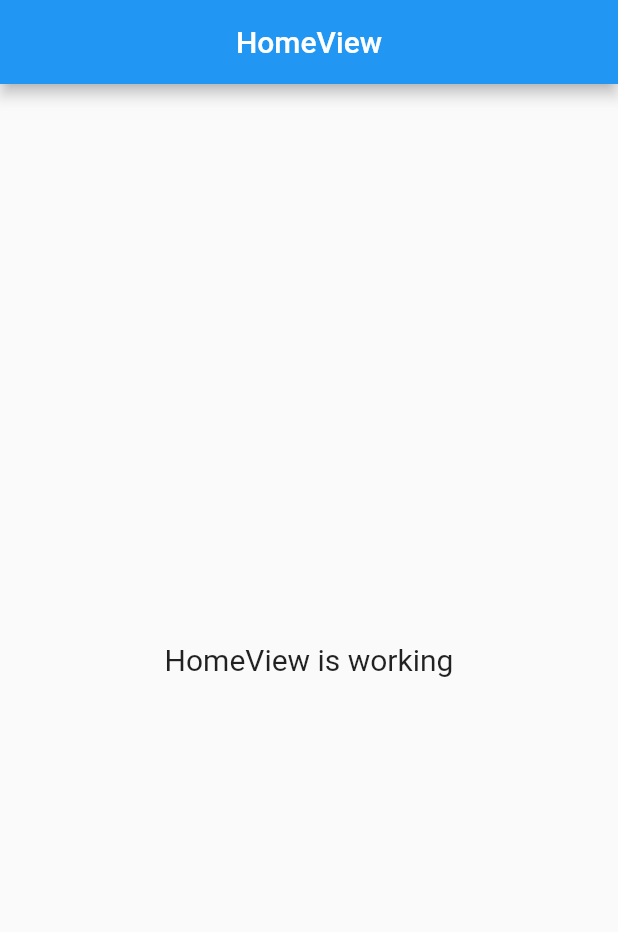
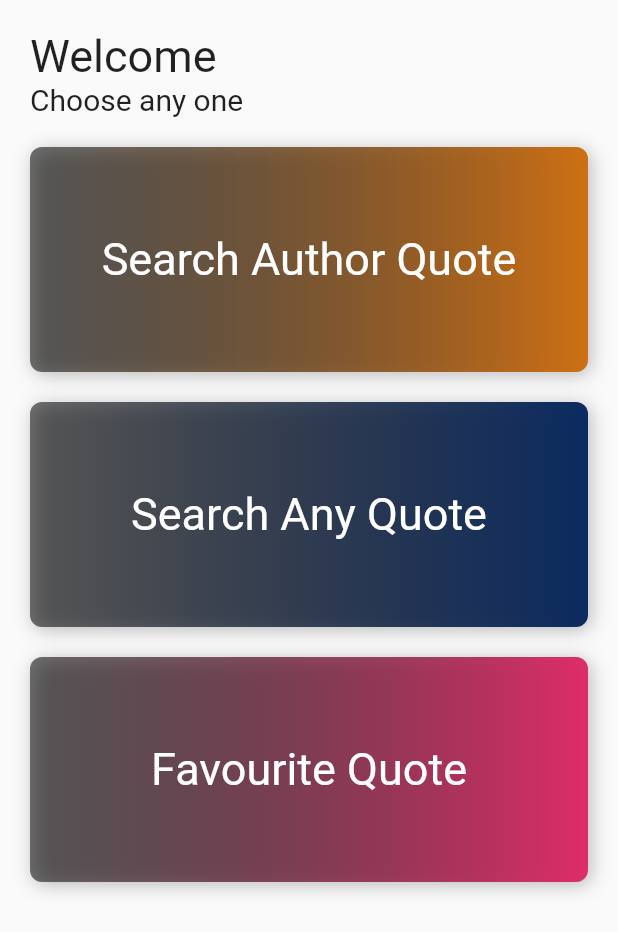
Before and after one commit to Eklavya-Sachin/quote, a Flutter app: the screen it shows after launch, on a phone screen of 412 x 824 dp. Shown: the top 932 px of the screen. Run offline on Flutter 3.47's test engine with Material 2 defaults, Android fonts, the phone set to English and light mode, and no system bars; our stand-ins replace get.

Commit message:
Created home screen UI.

```diff
--- a/lib/app/modules/home/controllers/home_controller.dart
+++ b/lib/app/modules/home/controllers/home_controller.dart
@@ -1,23 +1,9 @@
 import 'package:get/get.dart';
 
 class HomeController extends GetxController {
-  //TODO: Implement HomeController
+  void goToAuthorQuoteSearch() {}
 
-  final count = 0.obs;
-  @override
-  void onInit() {
-    super.onInit();
-  }
+  void goToQuotesSearch() {}
 
-  @override
-  void onReady() {
-    super.onReady();
-  }
-
-  @override
-  void onClose() {
-    super.onClose();
-  }
-
-  void increment() => count.value++;
+  void goToFavouriteQuotes() {}
 }
--- /dev/null
+++ b/lib/app/modules/home/views/components/gradient_button.dart
@@ -0,0 +1,52 @@
+import 'package:flutter/material.dart';
+
+class GradientButton extends StatelessWidget {
+  const GradientButton({
+    super.key,
+    required this.buttonText,
+    required this.onTap,
+    required this.buttonGradientColors,
+  });
+
+  final String buttonText;
+  final void Function() onTap;
+  final List<Color> buttonGradientColors;
+
+  @override
+  Widget build(BuildContext context) {
+    return InkWell(
+      onTap: onTap,
+      child: Container(
+        margin: const EdgeInsets.only(
+          top: 20,
+          left: 20,
+          right: 20,
+        ),
+        height: 150,
+        width: MediaQuery.of(context).size.width,
+        decoration: BoxDecoration(
+          borderRadius: BorderRadius.circular(8),
+          gradient: LinearGradient(
+            colors: buttonGradientColors,
+          ),
+          boxShadow: const [
+            BoxShadow(
+              color: Colors.black26,
+              offset: Offset(2, 2),
+              blurRadius: 10,
+            ),
+          ],
+        ),
+        child: Center(
+          child: Text(
+            buttonText,
+            style: const TextStyle(
+              fontSize: 30,
+              color: Colors.white,
+            ),
+          ),
+        ),
+      ),
+    );
+  }
+}
--- a/lib/app/modules/home/views/home_view.dart
+++ b/lib/app/modules/home/views/home_view.dart
@@ -1,22 +1,62 @@
+import 'package:get/get.dart';
 import 'package:flutter/material.dart';
-
-import 'package:get/get.dart';
-
+import 'components/gradient_button.dart';
 import '../controllers/home_controller.dart';
 
 class HomeView extends GetView<HomeController> {
   const HomeView({Key? key}) : super(key: key);
   @override
   Widget build(BuildContext context) {
-    return Scaffold(
-      appBar: AppBar(
-        title: const Text('HomeView'),
-        centerTitle: true,
-      ),
-      body: Center(
-        child: Text(
-          'HomeView is working',
-          style: TextStyle(fontSize: 20),
+    return SafeArea(
+      child: Scaffold(
+        body: ListView(
+          children: [
+            Container(
+              margin: const EdgeInsets.only(top: 20, left: 20),
+              child: const Text(
+                "Welcome",
+                style: TextStyle(
+                  fontSize: 30,
+                  color: Colors.black87,
+                ),
+              ),
+            ),
+            Container(
+              margin: const EdgeInsets.only(left: 20),
+              child: const Text(
+                "Choose any one",
+                style: TextStyle(
+                  fontSize: 20,
+                  color: Colors.black87,
+                ),
+              ),
+            ),
+            GradientButton(
+              buttonText: 'Search Author Quote',
+              onTap: controller.goToAuthorQuoteSearch,
+              buttonGradientColors: const <Color>[
+                Colors.black54,
+                Color.fromARGB(255, 206, 112, 19),
+              ],
+            ),
+            GradientButton(
+              buttonText: 'Search Any Quote',
+              onTap: controller.goToQuotesSearch,
+              buttonGradientColors: const <Color>[
+                Colors.black54,
+                Color.fromARGB(255, 12, 43, 97)
+              ],
+            ),
+            GradientButton(
+              buttonText: 'Favourite Quote',
+              onTap: controller.goToFavouriteQuotes,
+              buttonGradientColors: const <Color>[
+                Colors.black54,
+                Color.fromARGB(255, 222, 45, 104)
+              ],
+            ),
+            const SizedBox(height: 20),
+          ],
         ),
       ),
     );
```
